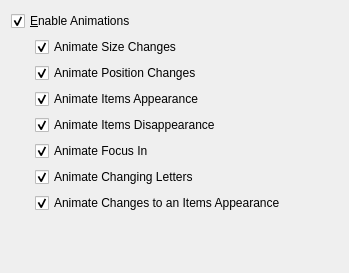
Qt form src/settings.ui (zero804/krossword) before a commit.
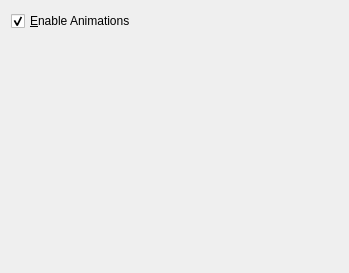
The same form after that commit.

Commit message: simplified animations settings (conservative way) + removed dead code + refactoring

Patch:
```diff
--- a/src/settings.ui
+++ b/src/settings.ui
@@ -24,96 +24,6 @@
      </property>
     </widget>
    </item>
-   <item row="1" column="0">
-    <spacer name="horizontalSpacer">
-     <property name="orientation">
-      <enum>Qt::Horizontal</enum>
-     </property>
-     <property name="sizeType">
-      <enum>QSizePolicy::Fixed</enum>
-     </property>
-     <property name="sizeHint" stdset="0">
-      <size>
-       <width>18</width>
-       <height>208</height>
-      </size>
-     </property>
-    </spacer>
-   </item>
-   <item row="1" column="1">
-    <layout class="QVBoxLayout" name="verticalLayout">
-     <item>
-      <widget class="QCheckBox" name="kcfg_animateSizeChange">
-       <property name="text">
-        <string>Animate Size Changes</string>
-       </property>
-       <property name="checked">
-        <bool>true</bool>
-       </property>
-      </widget>
-     </item>
-     <item>
-      <widget class="QCheckBox" name="kcfg_animatePosChange">
-       <property name="text">
-        <string>Animate Position Changes</string>
-       </property>
-       <property name="checked">
-        <bool>true</bool>
-       </property>
-      </widget>
-     </item>
-     <item>
-      <widget class="QCheckBox" name="kcfg_animateAppear">
-       <property name="text">
-        <string>Animate Items Appearance</string>
-       </property>
-       <property name="checked">
-        <bool>true</bool>
-       </property>
-      </widget>
-     </item>
-     <item>
-      <widget class="QCheckBox" name="kcfg_animateDisappear">
-       <property name="text">
-        <string>Animate Items Disappearance</string>
-       </property>
-       <property name="checked">
-        <bool>true</bool>
-       </property>
-      </widget>
-     </item>
-     <item>
-      <widget class="QCheckBox" name="kcfg_animateFocusIn">
-       <property name="text">
-        <string>Animate Focus In</string>
-       </property>
-       <property name="checked">
-        <bool>true</bool>
-       </property>
-      </widget>
-     </item>
-     <item>
-      <widget class="QCheckBox" name="kcfg_animateChangeLetter">
-       <property name="text">
-        <string>Animate Changing Letters</string>
-       </property>
-       <property name="checked">
-        <bool>true</bool>
-       </property>
-      </widget>
-     </item>
-     <item>
-      <widget class="QCheckBox" name="kcfg_animateTransition">
-       <property name="text">
-        <string>Animate Changes to an Items Appearance</string>
-       </property>
-       <property name="checked">
-        <bool>true</bool>
-       </property>
-      </widget>
-     </item>
-    </layout>
-   </item>
   </layout>
  </widget>
  <resources/>
```
Left out of the diff: 115 changed lines with no effect on the pictures. The commit also changes 9 other files.
